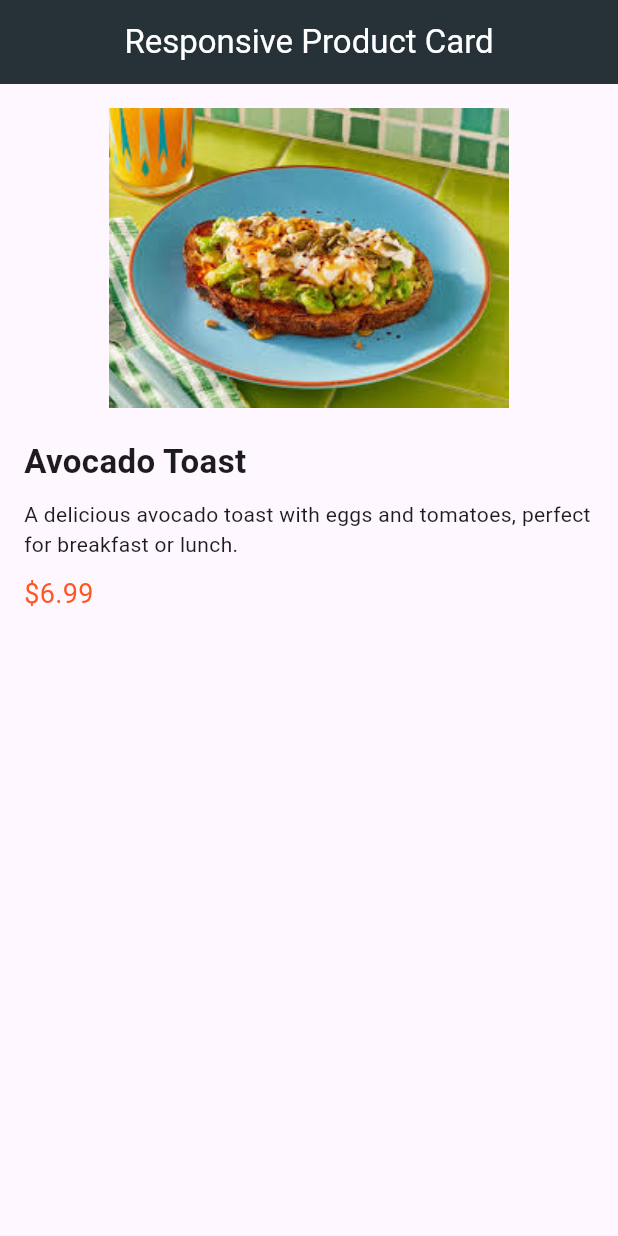
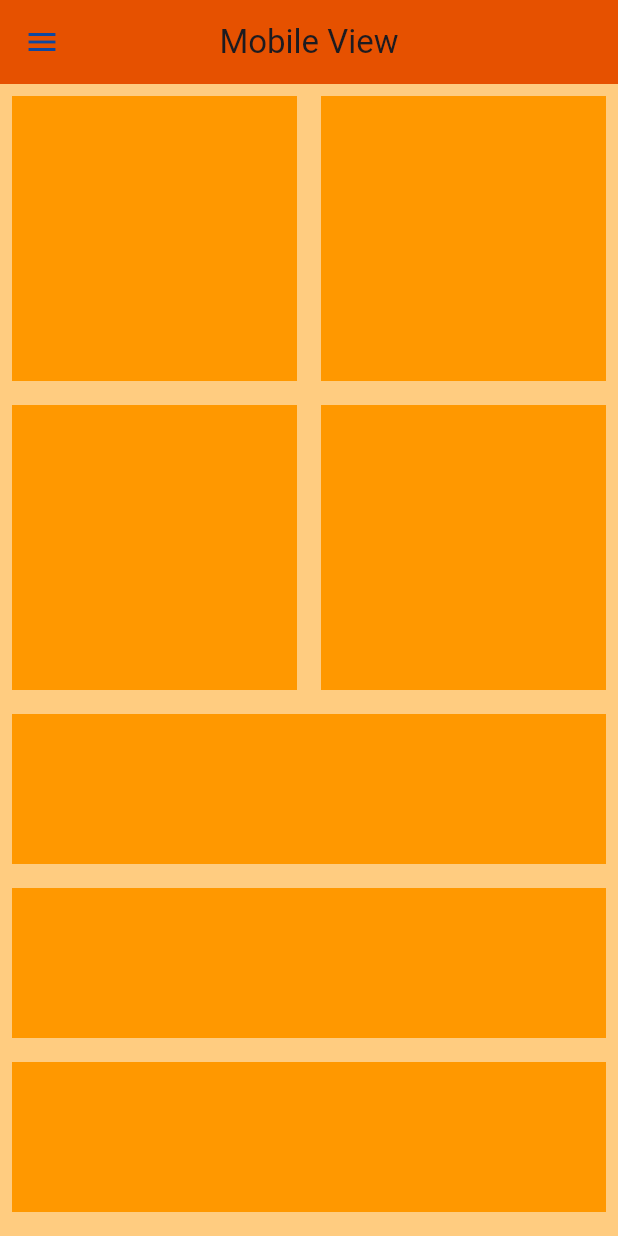
Before and after one commit to Darlington6/layout-builder_widget, a Flutter app: the screen it shows after launch, on a phone screen of 412 x 824 dp. Run offline on Flutter 3.47's test engine with Material 3 defaults, Android fonts, the phone set to English and light mode, and no system bars.

Commit message:
Feat: added LayoutBuilder responsive screens (mobile, tablet and desktop)

```diff
--- a/lib/main.dart
+++ b/lib/main.dart
@@ -1,8 +1,34 @@
+// import 'package:flutter/material.dart';
+// import 'package:flutter_layout_builder/screens/product_screen.dart';
+
+// void main() {
+//   runApp(const MyApp());
+// }
+
+// class MyApp extends StatelessWidget {
+//   const MyApp({super.key});
+
+//   @override
+//   Widget build(BuildContext context) {
+//     return MaterialApp(
+//       title: 'LayoutBuilder Demo',
+//       theme: ThemeData(primarySwatch: Colors.deepOrange),
+//       home: const ProductScreen(),
+//       // Hide debugger banner
+//       debugShowCheckedModeBanner: false,
+//     );
+//   }
+// }
+
+
 import 'package:flutter/material.dart';
-import 'package:flutter_layout_builder/screens/product_screen.dart';
+import 'package:flutter_layout_builder/responsive/desktop_scaffold.dart';
+import 'package:flutter_layout_builder/responsive/mobile_scaffold.dart';
+import 'package:flutter_layout_builder/responsive/responsive_layout.dart';
+import 'package:flutter_layout_builder/responsive/tablet_scaffold.dart';
 
 void main() {
-  runApp(const MyApp());
+  runApp(MyApp());
 }
 
 class MyApp extends StatelessWidget {
@@ -11,11 +37,14 @@ class MyApp extends StatelessWidget {
   @override
   Widget build(BuildContext context) {
     return MaterialApp(
-      title: 'LayoutBuilder Demo',
-      theme: ThemeData(primarySwatch: Colors.deepOrange),
-      home: const ProductScreen(),
-      // Hide debugger banner
       debugShowCheckedModeBanner: false,
+      title: "LayoutBuilder Demo",
+      theme: ThemeData(),
+      home: ResponsiveLayout(
+        mobileScaffold: MobileScaffold(),
+        tabletScaffold: TabletScaffold(),
+        desktopScaffold: DesktopScaffold(),
+        ),
     );
   }
 }
--- /dev/null
+++ b/lib/responsive/mobile_scaffold.dart
@@ -0,0 +1,58 @@
+import 'package:flutter/material.dart';
+import 'package:flutter_layout_builder/utils/constant_ui.dart';
+import 'package:flutter_layout_builder/utils/widget_boxes.dart';
+import 'package:flutter_layout_builder/utils/widget_lists.dart';
+
+class MobileScaffold extends StatefulWidget {
+  const MobileScaffold({super.key});
+
+  @override
+  State<MobileScaffold> createState() => _MobileScaffoldState();
+}
+
+class _MobileScaffoldState extends State<MobileScaffold> {
+  @override
+  Widget build(BuildContext context) {
+    return Scaffold(
+      backgroundColor: commonBackground,
+      appBar: commonAppBar("Mobile View"),
+      drawer: commomDrawer,
+      body: SingleChildScrollView(
+        child: Column(
+          children: [
+            AspectRatio(
+              aspectRatio: 1,
+              child: SizedBox(
+                width: double.infinity,
+                child: GridView.builder(
+                  itemCount: 4,
+                  gridDelegate: SliverGridDelegateWithFixedCrossAxisCount(
+                    crossAxisCount: 2,
+                    ),
+                  itemBuilder: (context, index){
+                    return WidgetBoxes();
+                  },
+                  ),
+              ),
+              ),
+              ListView.builder(
+                shrinkWrap: true,
+                physics: NeverScrollableScrollPhysics(),
+                itemCount: 5,
+                itemBuilder: (context, index){
+                  return WidgetLists();
+                },
+                ),
+                Container(
+                  height: 500.0,
+                  color: Colors.orange,
+                  child: Center(
+                    child: Text("Extra data here!"),
+                  ),
+                ),
+          ],
+        ),
+      ),
+    );
+  }
+}
--- /dev/null
+++ b/lib/responsive/responsive_layout.dart
@@ -0,0 +1,29 @@
+import 'package:flutter/material.dart';
+
+class ResponsiveLayout extends StatelessWidget {
+
+  final Widget mobileScaffold;
+  final Widget tabletScaffold;
+  final Widget desktopScaffold;
+
+  const ResponsiveLayout({super.key,
+    required this.mobileScaffold,
+    required this.tabletScaffold,
+    required this.desktopScaffold,
+    });
+
+  @override
+  Widget build(BuildContext context) {
+    return LayoutBuilder(
+      builder: (context, constraints) {
+        if (constraints.maxWidth < 600) {
+          return mobileScaffold;
+        } else if (constraints.maxWidth < 1100) {
+          return tabletScaffold;
+        } else {
+          return desktopScaffold;
+        }
+      },
+      );
+  }
+}
--- a/lib/screens/product_screen.dart
+++ /dev/null
@@ -1,21 +0,0 @@
-import 'package:flutter/material.dart';
-import '../widgets/responsive_product_card.dart';
-
-class ProductScreen extends StatelessWidget {
-  const ProductScreen({super.key});
-
-  @override
-  Widget build(BuildContext context) {
-    return Scaffold(
-      appBar: AppBar(
-        backgroundColor: Colors.blueGrey[900],
-        centerTitle: true,
-        title: Text('Responsive Product Card', style: TextStyle(color: Colors.white),)
-        ),
-      body: const Padding(
-        padding: EdgeInsets.all(16.0),
-        child: ResponsiveProductCard(),
-      ),
-    );
-  }
-}
--- /dev/null
+++ b/lib/utils/constant_ui.dart
@@ -0,0 +1,41 @@
+import 'package:flutter/material.dart';
+
+var commonBackground = Colors.orange.shade200;
+
+AppBar commonAppBar (String title){
+  return AppBar(
+        backgroundColor: Colors.orange.shade900,
+        title: Text(title),
+        centerTitle: true,
+        iconTheme: IconThemeData( color: Colors.blue.shade900),
+      );
+}
+
+var commomDrawer = Drawer(
+        backgroundColor: Colors.orange.shade200,
+        child: SingleChildScrollView(
+          child: Column(
+            children: [
+              DrawerHeader(
+                child: Icon(Icons.flutter_dash, size: 50.0,),
+                ),
+                ListTile(
+                  leading: Icon(Icons.home),
+                  title: Text("Dashboard"),
+                ),
+                ListTile(
+                  leading: Icon(Icons.book),
+                  title: Text("Courses"),
+                ),
+                ListTile(
+                  leading: Icon(Icons.settings),
+                  title: Text("Settings"),
+                ),
+                ListTile(
+                  leading: Icon(Icons.person),
+                  title: Text("Profile"),
+                ),
+            ],
+          ),
+        ),
+      );
--- /dev/null
+++ b/lib/utils/widget_boxes.dart
@@ -0,0 +1,15 @@
+import 'package:flutter/material.dart';
+
+class WidgetBoxes extends StatelessWidget {
+  const WidgetBoxes({super.key});
+
+  @override
+  Widget build(BuildContext context) {
+    return Padding(
+        padding: const EdgeInsets.all(8.0),
+        child: Container(
+          color: Colors.orange,
+        ),
+      );
+  }
+}
--- /dev/null
+++ b/lib/utils/widget_lists.dart
@@ -0,0 +1,16 @@
+import 'package:flutter/material.dart';
+
+class WidgetLists extends StatelessWidget {
+  const WidgetLists({super.key});
+
+  @override
+  Widget build(BuildContext context) {
+    return Padding(
+        padding: const EdgeInsets.all(8.0),
+        child: Container(
+          height: 100.0,
+          color: Colors.orange,
+        ),
+      );
+  }
+}
--- a/lib/widgets/product_details.dart
+++ /dev/null
@@ -1,27 +0,0 @@
-import 'package:flutter/material.dart';
-
-class ProductDetails extends StatelessWidget {
-  const ProductDetails({super.key});
-
-  @override
-  Widget build(BuildContext context) {
-    return Column(
-      crossAxisAlignment: CrossAxisAlignment.start,
-      children: const [
-        Text(
-          'Avocado Toast',
-          style: TextStyle(fontSize: 22, fontWeight: FontWeight.bold),
-        ),
-        SizedBox(height: 10),
-        Text(
-          'A delicious avocado toast with eggs and tomatoes, perfect for breakfast or lunch.',
-        ),
-        SizedBox(height: 10),
-        Text(
-          '\$6.99',
-          style: TextStyle(fontSize: 18, color: Colors.deepOrange),
-        ),
-      ],
-    );
-  }
-}
--- a/lib/widgets/responsive_product_card.dart
+++ /dev/null
@@ -1,44 +0,0 @@
-import 'package:flutter/material.dart';
-import 'product_details.dart';
-
-class ResponsiveProductCard extends StatelessWidget {
-  const ResponsiveProductCard({super.key});
-
-  @override
-  Widget build(BuildContext context) {
-    return LayoutBuilder(
-      builder: (context, constraints) {
-        if (constraints.maxWidth > 600) {
-          return Row(
-            children: const [
-              Expanded(flex: 1, child: _ProductImage()),
-              SizedBox(width: 20),
-              Expanded(flex: 2, child: ProductDetails()),
-            ],
-          );
-        } else {
-          return Column(
-            children: const [
-              _ProductImage(),
-              SizedBox(height: 20),
-              ProductDetails(),
-            ],
-          );
-        }
-      },
-    );
-  }
-}
-
-class _ProductImage extends StatelessWidget {
-  const _ProductImage();
-
-  @override
-  Widget build(BuildContext context) {
-    return Image.asset(
-      'assets/images/avocado_toast.jpg',
-      height: 200,
-      fit: BoxFit.cover,
-    );
-  }
-}
```
Also changed, not shown: lib/responsive/desktop_scaffold.dart (added, +70 -0 lines), lib/responsive/tablet_scaffold.dart (added, +70 -0 lines), lib/screens/homescreen.dart (added, +19 -0 lines), assets/images/avocado_toast.jpg (deleted).
